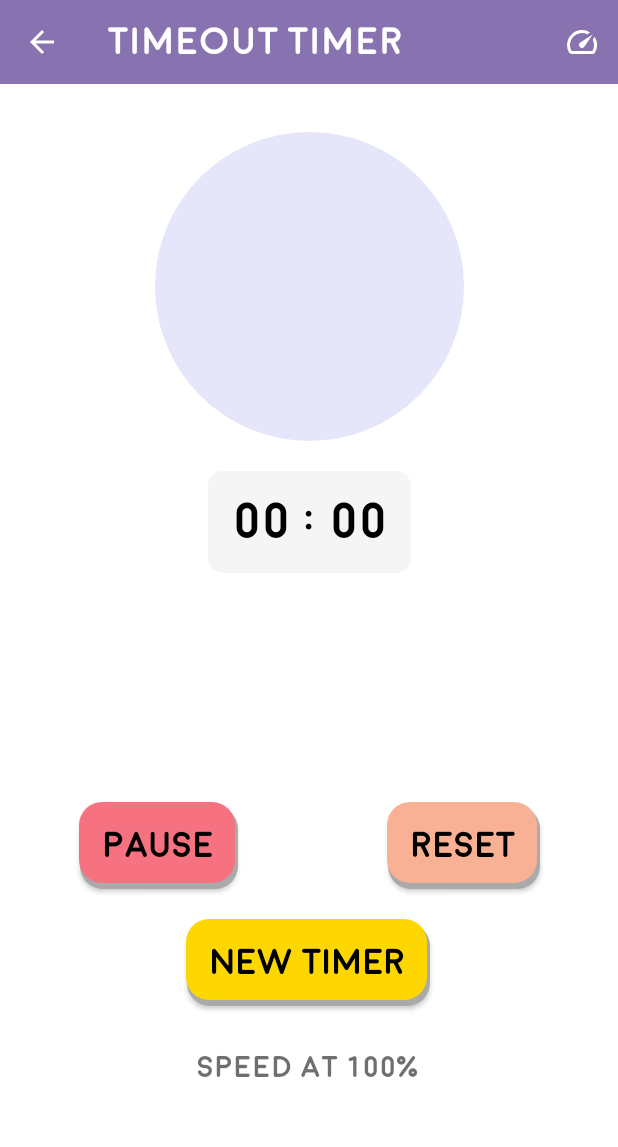
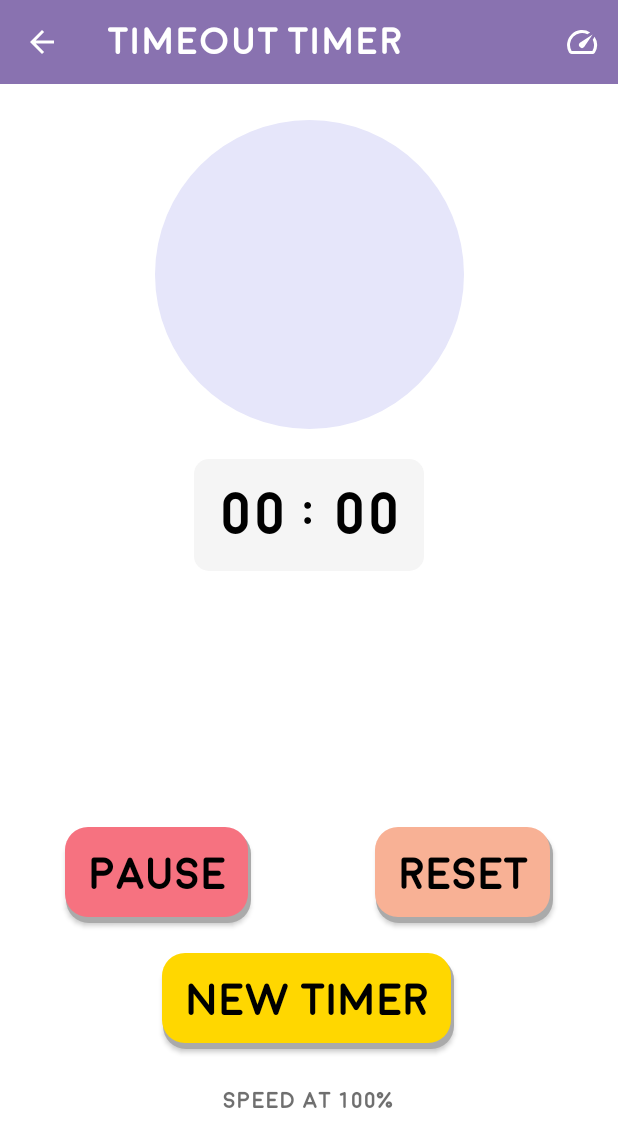
Before and after one commit to ThanhTran2709/ParentApp, an Android app: the TimerActivity screen opened directly, with no data from a screen before it, on a phone screen of 412 x 824 dp. Shown: the top 1147 px of the screen. Run offline under Robolectric (Android 15) with nearby library versions, the phone set to English and light mode, and no system bars; 5 statements that could not run were skipped.

Commit message:
Changed button and text view sizes in activity_timer.xml

```diff
--- a/app/src/main/res/layout/activity_timer.xml
+++ b/app/src/main/res/layout/activity_timer.xml
@@ -11,13 +11,13 @@
         android:id="@+id/pause_play"
         android:layout_width="wrap_content"
         android:layout_height="wrap_content"
-        android:layout_marginTop="24dp"
+        android:layout_marginTop="16dp"
         android:background="@drawable/rounded_corner_red"
         android:fontFamily="@font/moon_bold_font"
         android:padding="16dp"
         android:text="@string/pause_button_text"
         android:textColor="@color/black"
-        android:textSize="24sp"
+        android:textSize="30sp"
         app:layout_constraintEnd_toStartOf="@+id/guideline3"
         app:layout_constraintHorizontal_bias="0.53"
         app:layout_constraintStart_toStartOf="parent"
@@ -27,13 +27,13 @@
         android:id="@+id/reset_button"
         android:layout_width="wrap_content"
         android:layout_height="wrap_content"
-        android:layout_marginTop="24dp"
+        android:layout_marginTop="16dp"
         android:background="@drawable/rounded_corner_orange"
         android:fontFamily="@font/moon_bold_font"
         android:padding="16dp"
         android:text="@string/reset_button_text"
         android:textColor="@color/black"
-        android:textSize="24sp"
+        android:textSize="30sp"
         app:layout_constraintEnd_toEndOf="parent"
         app:layout_constraintStart_toStartOf="@+id/guideline3"
         app:layout_constraintTop_toTopOf="@+id/guideline2" />
@@ -48,7 +48,7 @@
         android:padding="16dp"
         android:text="@string/new_timer"
         android:textColor="@color/black"
-        android:textSize="24sp"
+        android:textSize="30sp"
         app:layout_constraintEnd_toEndOf="parent"
         app:layout_constraintHorizontal_bias="0.497"
         app:layout_constraintStart_toStartOf="parent"
@@ -59,24 +59,27 @@
         android:layout_width="wrap_content"
         android:layout_height="wrap_content"
         android:orientation="horizontal"
-        app:layout_constraintGuide_percent="0.62" />
+        app:layout_constraintGuide_percent="0.65" />
 
     <androidx.appcompat.widget.AppCompatButton
         android:id="@+id/stop_alarm_button"
         android:layout_width="wrap_content"
         android:layout_height="wrap_content"
+        android:layout_marginTop="16dp"
+        android:layout_marginBottom="16dp"
         android:background="@drawable/rounded_corner_red"
         android:fontFamily="@font/moon_bold_font"
         android:padding="16dp"
         android:text="@string/stop_alarm"
         android:textColor="@color/black"
-        android:textSize="24sp"
+        android:textSize="30sp"
         android:visibility="invisible"
         app:layout_constraintBottom_toTopOf="@+id/guideline2"
         app:layout_constraintEnd_toEndOf="parent"
+        app:layout_constraintHorizontal_bias="0.522"
         app:layout_constraintStart_toStartOf="parent"
         app:layout_constraintTop_toBottomOf="@+id/time_text"
-        app:layout_constraintVertical_bias="0.481" />
+        app:layout_constraintVertical_bias="0.521" />
 
     <androidx.constraintlayout.widget.Guideline
         android:id="@+id/guideline3"
@@ -90,7 +93,7 @@
         style="@style/Widget.AppCompat.ProgressBar"
         android:layout_width="0dp"
         android:layout_height="0dp"
-        android:layout_marginTop="32dp"
+        android:layout_marginTop="24dp"
         android:elevation="50dp"
         android:indeterminate="false"
         android:indeterminateBehavior="repeat"
@@ -116,8 +119,9 @@
         android:padding="16dp"
         android:text="@string/minutes_text"
         android:textColor="@color/black"
-        android:textSize="34sp"
+        android:textSize="40sp"
         app:layout_constraintEnd_toEndOf="@+id/progressBar"
+        app:layout_constraintHorizontal_bias="0.492"
         app:layout_constraintStart_toStartOf="@+id/progressBar"
         app:layout_constraintTop_toBottomOf="@+id/progressBar" />
 
@@ -158,13 +162,13 @@
         android:id="@+id/speed_text"
         android:layout_width="wrap_content"
         android:layout_height="wrap_content"
-        android:layout_marginTop="20dp"
+        android:layout_marginTop="16dp"
         android:fontFamily="@font/moon_bold_font"
         android:paddingHorizontal="24sp"
         android:paddingVertical="10sp"
         android:text="@string/speed_text"
         android:textColor="#90000000"
-        android:textSize="20sp"
+        android:textSize="15sp"
         app:layout_constraintEnd_toEndOf="@+id/new_timer_button"
         app:layout_constraintStart_toStartOf="@+id/new_timer_button"
         app:layout_constraintTop_toBottomOf="@+id/new_timer_button" />
```
